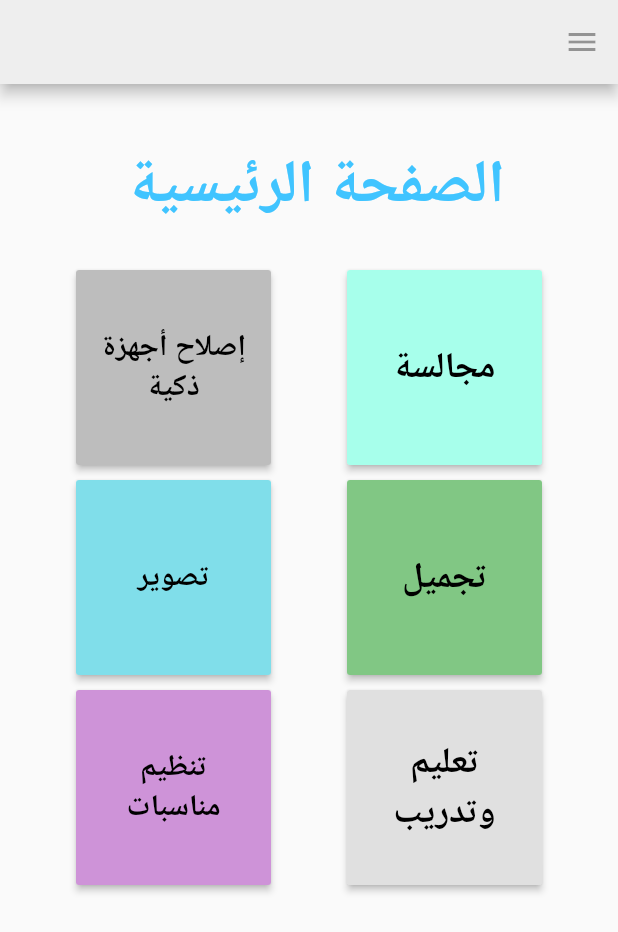
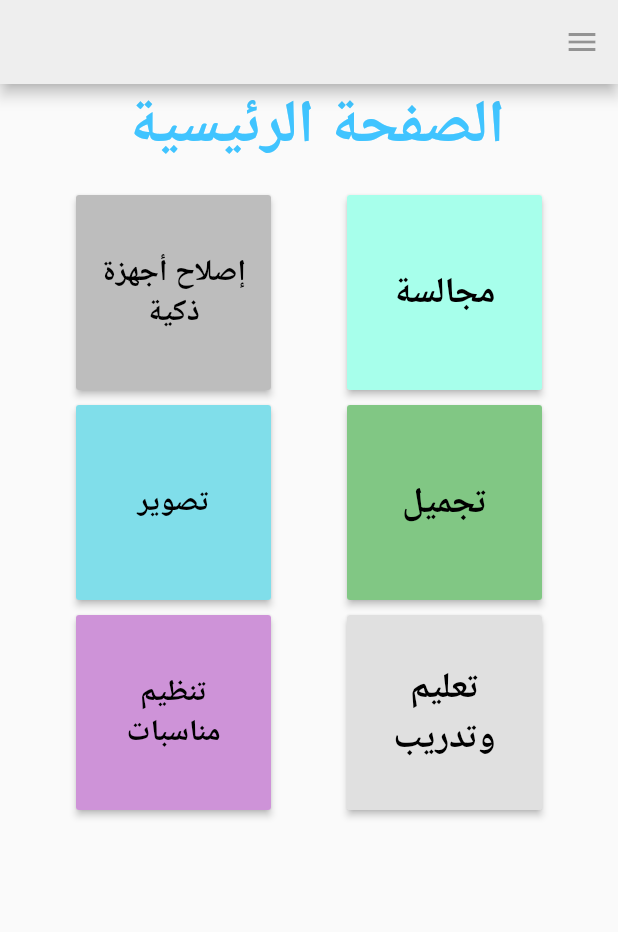
Before and after one commit to wahello/YumnakApp, a Flutter app: the availableSP screen opened directly, after a tap on the "home" icon, on a phone screen of 412 x 824 dp. Shown: the top 932 px of the screen. Run offline on Flutter 3.47's test engine with Material 2 defaults, Android fonts, the phone set to English and light mode, and no system bars; our stand-ins replace file_picker, firebase_auth, firebase_database, firebase_storage, flutter_form_builder, fluttertoast and 4 more; accounts and stored records are empty; Roboto replaces fonts that are missing (Montserrat).

Commit message:
Shahad commit Friday 10:45

```diff
--- a/lib/screens/Care.dart
+++ b/lib/screens/Care.dart
@@ -22,13 +22,12 @@ class _CareState extends State<Care> {
         body: Column(
             crossAxisAlignment: CrossAxisAlignment.center,
             children: <Widget>[
-              SizedBox(height: 40.0),
               Container(
                 padding: EdgeInsets.fromLTRB(10.0, 0.0, 0.0, 10.0),
                 child: Text('مجالسة', style: TextStyle(color: Colors.lightBlueAccent, fontSize: 40.0, fontWeight: FontWeight.bold, fontFamily: "Montserrat"),),
               ),
 
-              SizedBox(height:20.0),
+              SizedBox(height:10.0),
               Container(
                   child: Row(
                     mainAxisAlignment: MainAxisAlignment.spaceEvenly,
--- a/lib/screens/HomePage.dart
+++ b/lib/screens/HomePage.dart
@@ -115,12 +115,11 @@ class _HomePageState extends State<HomePage> {
         body: Column(
             crossAxisAlignment: CrossAxisAlignment.center,
             children: <Widget>[
-              SizedBox(height: 40.0),
               Container(
                 padding: EdgeInsets.fromLTRB(10.0, 0.0, 0.0, 10.0),
                 child: Text('الصفحة الرئيسية', style: TextStyle(color: Colors.lightBlueAccent, fontSize: 40.0, fontWeight: FontWeight.bold, fontFamily: "Montserrat"),),
               ),
-              SizedBox(height: 20.0),
+              SizedBox(height: 10.0),
               Container(
                   child: Row(
                     mainAxisAlignment: MainAxisAlignment.spaceEvenly,
--- a/lib/screens/availableSP.dart
+++ b/lib/screens/availableSP.dart
@@ -20,9 +20,10 @@ List<myData> SPData = [];
 
 class myData {
   String email,name, phoneNumber, service,subService;
-  var uid;
+  var uid,price;
 
-  myData(this.email,this.name, this.phoneNumber,this.service, this.subService,this.uid);
+
+  myData(this.email,this.name, this.phoneNumber,this.service, this.subService,this.uid,this.price);
 }
 
 //--------------------------------------------------------------------
@@ -50,12 +51,9 @@ class _availableSPState extends State<availableSP> {
     print(c);
   }
 
-  @override
-  void initState() {
-    super.initState();
+  Future getData() async {
 
-    DatabaseReference ref = FirebaseDatabase.instance.reference();
-    ref.child('Service Provider').once().then((DataSnapshot snap) async {
+     await FirebaseDatabase.instance.reference().child('Service Provider').once().then((DataSnapshot snap) async {
       var keys = snap.value.keys;
       var data = snap.value;
 
@@ -69,8 +67,10 @@ class _availableSPState extends State<availableSP> {
           data[key]['service'],
           data[key]['subService'],
           data[key]['uid'],
+          data[key]['price'],
+
         );
-        await allData.add(d);
+         allData.add(d);
       }
       SPData.clear();
       for (var i = 0; i < allData.length; i++) {
@@ -78,17 +78,21 @@ class _availableSPState extends State<availableSP> {
           SPData.add(allData[i]);
         }
       }
-      for(var i=0; i<SPData.length; i++){
+     /* for(var i=0; i<SPData.length; i++){
         print(SPData[i].name);
         print(SPData[i].phoneNumber);
         print(SPData[i].service);
+        print(SPData[i].price);
+
       }
-      print("------------------------------");
+      print("------------------------------");*/
     });
-  }
+  return SPData;}
+
+
+
 
   Widget _buildList() {
-    print(SPData);
     return ListView(
       //  children: this._filteredRecords.records.map((data) => _buildListItem(context, data)).toList(),
       children: <Widget>[
@@ -130,7 +134,7 @@ class _availableSPState extends State<availableSP> {
                             padding: EdgeInsets.fromLTRB(15, 0, 10, 5),
                             child: Text("السعر",style: TextStyle(fontSize:18,fontWeight: FontWeight.bold)),
                           ),
-                          Text("100")]
+                          Text(d.phoneNumber), ]
                     ),
                     Column(
                         children: <Widget>[
@@ -180,7 +184,24 @@ class _availableSPState extends State<availableSP> {
       ),
 
 
-      body: _buildList(),
+      body: Container(
+        child: FutureBuilder(
+          future: getData(),
+          builder: (BuildContext context,AsyncSnapshot snapshot){
+            if(!snapshot.hasData)
+              return Container(child: Text("Loading.."),);
+            else
+              return Container(
+                child: _buildList(),
+              );
+          },),
+      )
+
+
+
+      //_buildList(),
+
+
 //        Column(
 //            children: <Widget>[
 //            SizedBox(height: 20.0),
--- a/lib/screens/beauty.dart
+++ b/lib/screens/beauty.dart
@@ -21,13 +21,12 @@ class _beautyState extends State<beauty> {
         body: Column(
             crossAxisAlignment: CrossAxisAlignment.center,
             children: <Widget>[
-              SizedBox(height: 40.0),
               Container(
                 padding: EdgeInsets.fromLTRB(10.0, 0.0, 0.0, 10.0),
                 child: Text('تجميل', style: TextStyle(color: Colors.lightBlueAccent, fontSize: 40.0, fontWeight: FontWeight.bold, fontFamily: "Montserrat"),),
               ),
 
-              SizedBox(height:20.0),
+              SizedBox(height:10.0),
               Container(
                   child: Row(
                     mainAxisAlignment: MainAxisAlignment.spaceEvenly,
--- a/lib/screens/events.dart
+++ b/lib/screens/events.dart
@@ -20,13 +20,12 @@ class _eventsState extends State<events> {
         body: Column(
             crossAxisAlignment: CrossAxisAlignment.center,
             children: <Widget>[
-              SizedBox(height: 40.0),
               Container(
                 padding: EdgeInsets.fromLTRB(10.0, 0.0, 0.0, 10.0),
                 child: Text('تنظيم مناسبات', style: TextStyle(color: Colors.lightBlueAccent, fontSize: 40.0, fontWeight: FontWeight.bold, fontFamily: "Montserrat"),),
               ),
 
-              SizedBox(height:20.0),
+              SizedBox(height:10.0),
               Container(
                   child: Row(
                     mainAxisAlignment: MainAxisAlignment.spaceEvenly,
--- a/lib/screens/privateTraining.dart
+++ b/lib/screens/privateTraining.dart
@@ -20,12 +20,11 @@ class _privateTrainingState extends State<privateTraining> {
         body: Column(
             crossAxisAlignment: CrossAxisAlignment.center,
             children: <Widget>[
-              SizedBox(height: 40.0),
               Container(
                 padding: EdgeInsets.fromLTRB(10.0, 0.0, 0.0, 10.0),
                 child: Text('دروس خصوصية', style: TextStyle(color: Colors.lightBlueAccent, fontSize: 40.0, fontWeight: FontWeight.bold, fontFamily: "Montserrat"),),
               ),
-              SizedBox(height: 20.0),
+              SizedBox(height: 10.0),
               Container(
                   child: Row(
                     mainAxisAlignment: MainAxisAlignment.spaceEvenly,
--- a/lib/screens/training.dart
+++ b/lib/screens/training.dart
@@ -21,12 +21,11 @@ class _trainingState extends State<training> {
         body: Column(
             crossAxisAlignment: CrossAxisAlignment.center,
             children: <Widget>[
-              SizedBox(height: 40.0),
               Container(
                 padding: EdgeInsets.fromLTRB(10.0, 0.0, 0.0, 10.0),
                 child: Text('تعليم وتدريب', style: TextStyle(color: Colors.lightBlueAccent, fontSize: 40.0, fontWeight: FontWeight.bold, fontFamily: "Montserrat"),),
               ),
-              SizedBox(height: 20.0),
+              SizedBox(height: 10.0),
               Container(
                   child: Row(
                     mainAxisAlignment: MainAxisAlignment.spaceEvenly,
```
